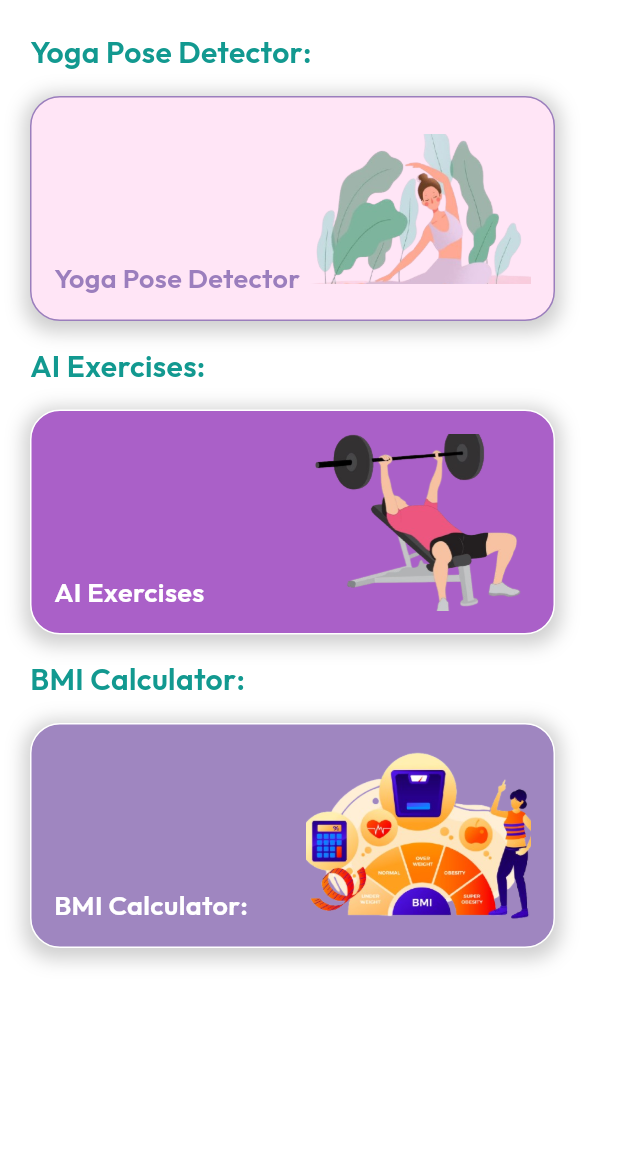
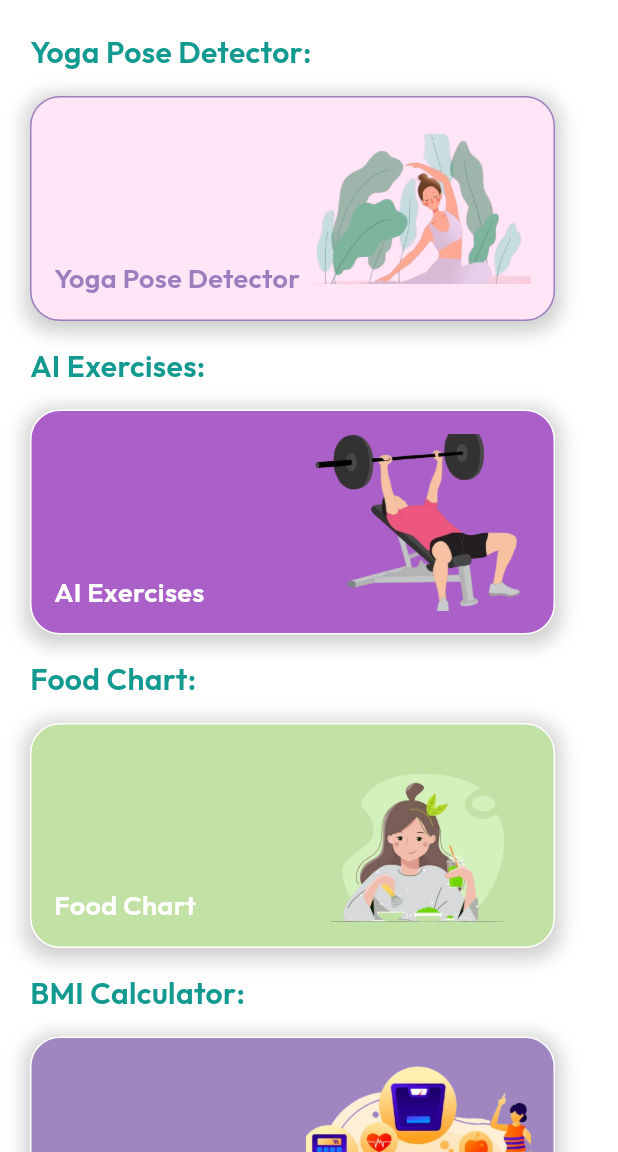
Before and after one commit to Navaneethakrishnan-appdev/image-picker, a Flutter app: the HomeScreen screen opened directly, on a phone screen of 412 x 824 dp, the part 84-1236 px from its top. Run offline on Flutter 3.47's test engine with Material 3 defaults, Android fonts, the phone set to English and light mode, and no system bars; our stand-ins replace camera, cloud_firestore, firebase_auth, firebase_core, firebase_storage, google_fonts and 5 more; missing offline and left inert: flutter_3d_choice_chip, google_mlkit_pose_detection, pretty_gauge; accounts and stored records are empty; network calls fail.

Commit message:
color change

```diff
--- a/lib/home_screen.dart
+++ b/lib/home_screen.dart
@@ -346,6 +346,87 @@ class _HomeScreenState extends State<HomeScreen> {
                         bottom: 0,
                       ),
                       child: Text(
+                        'Food Chart:',
+                        style: GoogleFonts.outfit(
+                          fontSize: 20,
+                          color: Color(0xff129990),
+                          fontWeight: FontWeight.w600,
+                        ),
+                      ),
+                    ),
+                  ),
+                  InkWell(
+                    onTap: () {
+                      Navigator.push(
+                        context,
+                        MaterialPageRoute(
+                          builder: (context) => BmiCalculator(),
+                        ),
+                      );
+                    },
+                    child: Container(
+                      height: 150,
+                      width: 350,
+                      margin: EdgeInsets.only(
+                        right: 15,
+                        left: 15,
+                        top: 15,
+                        bottom: 0,
+                      ),
+                      padding: EdgeInsets.all(15),
+                      decoration: BoxDecoration(
+                        color: Color(0xffC1E2A4),
+                        borderRadius: BorderRadius.circular(20),
+                        border: Border.all(color: Colors.white, width: 1),
+                        boxShadow: [
+                          BoxShadow(
+                            color: Colors.grey.withOpacity(0.5),
+                            spreadRadius: 4,
+                            blurRadius: 10,
+                            offset: Offset(0, 3), // horizontal, vertical offset
+                          ),
+                        ],
+                      ),
+                      child: Stack(
+                        children: [
+                          Align(
+                            alignment: Alignment.bottomLeft,
+                            child: Text(
+                              'Food Chart',
+                              style: GoogleFonts.outfit(
+                                color: Colors.white,
+                                fontSize: 18,
+                                fontWeight: FontWeight.w600,
+                              ),
+                            ),
+                          ),
+                          Align(
+                            alignment: Alignment.centerRight,
+                            child: SizedBox(
+                              height: 150,
+                              width: 150,
+                              child: Image(
+                                image: AssetImage(
+                                  'assets/images/home_food_chart1.png',
+                                ),
+                                fit: BoxFit.cover,
+                              ),
+                            ),
+                          ),
+                        ],
+                      ),
+                    ),
+                  ),
+                  Align(
+                    alignment: Alignment.topLeft,
+                    child: Padding(
+                      padding: const EdgeInsets.only(
+                        right: 15,
+                        left: 15,
+                        top: 15,
+                        bottom: 0,
+                      ),
+                      child: Text(
                         'BMI Calculator:',
                         style: GoogleFonts.outfit(
                           fontSize: 20,
```
Also changed, not shown: lib/modul/yoga_pose_detection/yoga_pose_detection.dart (+157 -46 lines), assets/images/home_food_chart1.png (added).
